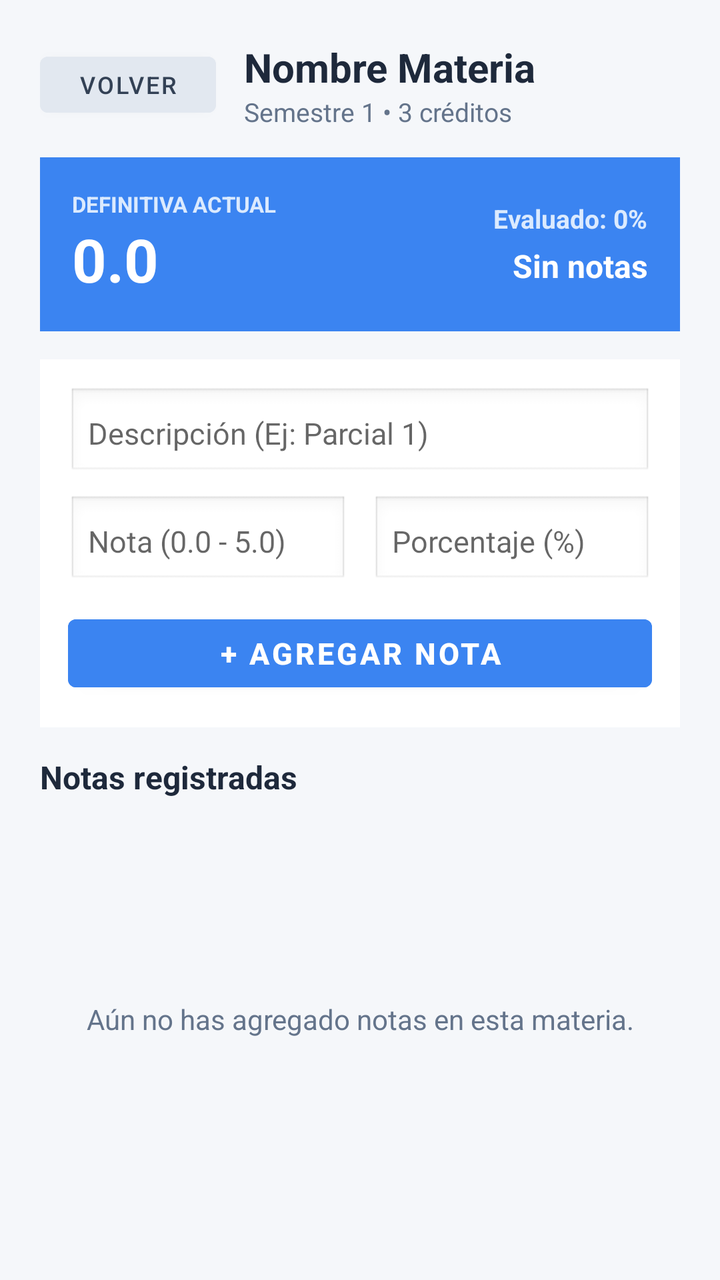
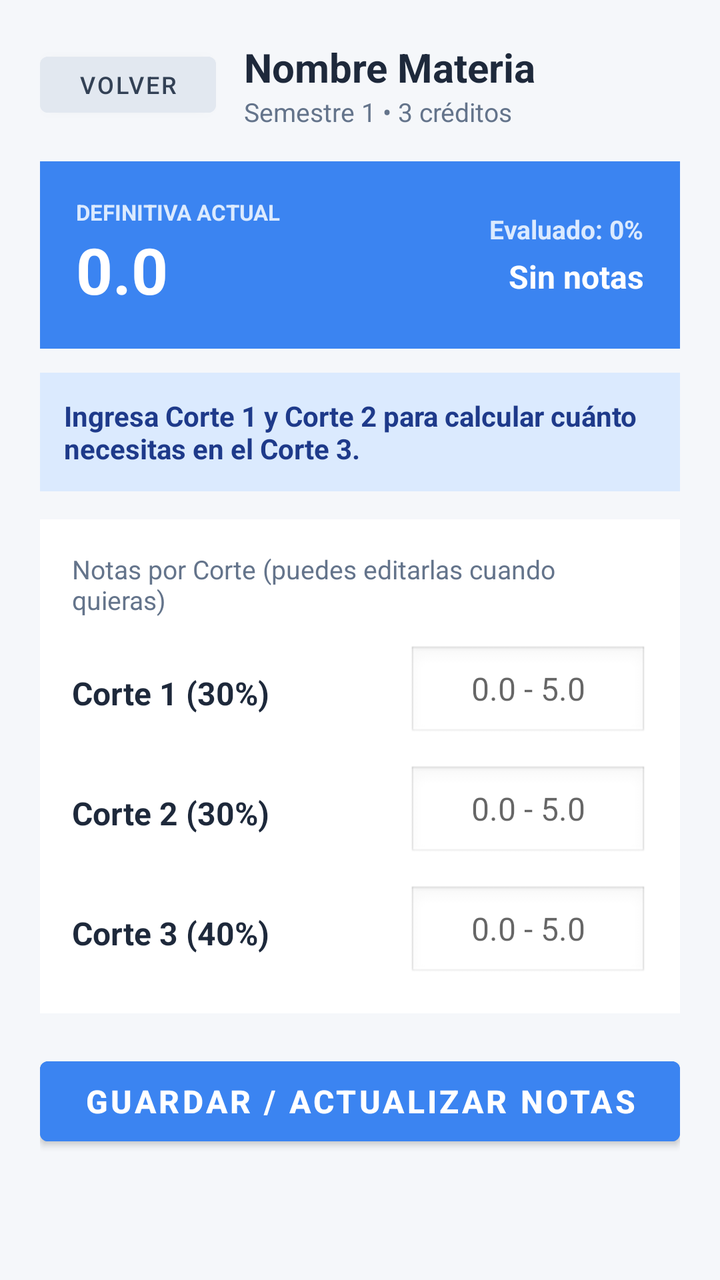

Screens rendered from an Android XML layout before and after an edit, with the pre-edit source and the edit as a unified diff.
<!-- AndroidManifest.xml: application theme Theme.Project_app -->
<!-- res/layout/activity_notas.xml -->
<?xml version="1.0" encoding="utf-8"?>
<LinearLayout xmlns:android="http://schemas.android.com/apk/res/android"
    xmlns:tools="http://schemas.android.com/tools"
    android:id="@+id/main"
    android:layout_width="match_parent"
    android:layout_height="match_parent"
    android:background="#F5F7FA"
    android:orientation="vertical"
    android:padding="20dp"
    tools:context=".actividades.NotasActivity">

    
    <LinearLayout
        android:layout_width="match_parent"
        android:layout_height="wrap_content"
        android:gravity="center_vertical"
        android:orientation="horizontal">

        <Button
            android:id="@+id/btnVolver"
            android:layout_width="wrap_content"
            android:layout_height="40dp"
            android:backgroundTint="#E2E8F0"
            android:text="Volver"
            android:textColor="#334155"
            android:textSize="12sp" />

        <LinearLayout
            android:layout_width="0dp"
            android:layout_height="wrap_content"
            android:layout_marginStart="14dp"
            android:layout_weight="1"
            android:orientation="vertical">

            <TextView
                android:id="@+id/tvTituloMateria"
                android:layout_width="wrap_content"
                android:layout_height="wrap_content"
                android:text="Nombre Materia"
                android:textColor="#1E293B"
                android:textSize="20sp"
                android:textStyle="bold" />

            <TextView
                android:id="@+id/tvSubtituloMateria"
                android:layout_width="wrap_content"
                android:layout_height="wrap_content"
                android:text="Semestre 1 • 3 créditos"
                android:textColor="#64748B"
                android:textSize="13sp" />
        </LinearLayout>
    </LinearLayout>

    
    <LinearLayout
        android:layout_width="match_parent"
        android:layout_height="wrap_content"
        android:layout_marginTop="14dp"
        android:background="#3B84F1"
        android:gravity="center_vertical"
        android:orientation="horizontal"
        android:padding="16dp">

        <LinearLayout
            android:layout_width="0dp"
            android:layout_height="wrap_content"
            android:layout_weight="1"
            android:orientation="vertical">

            <TextView
                android:layout_width="wrap_content"
                android:layout_height="wrap_content"
                android:text="DEFINITIVA ACTUAL"
                android:textColor="#DBEAFE"
                android:textSize="11sp"
                android:textStyle="bold" />

            <TextView
                android:id="@+id/tvDefinitivaMateria"
                android:layout_width="wrap_content"
                android:layout_height="wrap_content"
                android:text="0.0"
                android:textColor="#FFFFFF"
                android:textSize="30sp"
                android:textStyle="bold" />
        </LinearLayout>

        <LinearLayout
            android:layout_width="wrap_content"
            android:layout_height="wrap_content"
            android:gravity="end"
            android:orientation="vertical">

            <TextView
                android:id="@+id/tvPorcentajeAcumulado"
                android:layout_width="wrap_content"
                android:layout_height="wrap_content"
                android:text="Evaluado: 0%"
                android:textColor="#DBEAFE"
                android:textSize="13sp"
                android:textStyle="bold" />

            <TextView
                android:id="@+id/tvEstadoMateria"
                android:layout_width="wrap_content"
                android:layout_height="wrap_content"
                android:layout_marginTop="4dp"
                android:text="Sin notas"
                android:textColor="#FFFFFF"
                android:textSize="16sp"
                android:textStyle="bold" />
        </LinearLayout>
    </LinearLayout>

    
    <LinearLayout
        android:layout_width="match_parent"
        android:layout_height="wrap_content"
        android:layout_marginTop="14dp"
        android:background="#FFFFFF"
        android:orientation="vertical"
        android:padding="14dp">

        <EditText
            android:id="@+id/etNombreNota"
            android:layout_width="match_parent"
            android:layout_height="46dp"
            android:background="@android:drawable/edit_text"
            android:hint="Descripción (Ej: Parcial 1)"
            android:imeOptions="actionNext"
            android:inputType="textCapSentences"
            android:padding="10dp"
            android:textSize="15sp" />

        
        <LinearLayout
            android:layout_width="match_parent"
            android:layout_height="wrap_content"
            android:layout_marginTop="8dp"
            android:orientation="horizontal">

            <EditText
                android:id="@+id/etValorNota"
                android:layout_width="0dp"
                android:layout_height="46dp"
                android:layout_marginEnd="6dp"
                android:layout_weight="1"
                android:background="@android:drawable/edit_text"
                android:hint="Nota (0.0 - 5.0)"
                android:imeOptions="actionNext"
                android:inputType="numberDecimal"
                android:padding="10dp"
                android:textSize="15sp" />

            <EditText
                android:id="@+id/etPorcentajeNota"
                android:layout_width="0dp"
                android:layout_height="46dp"
                android:layout_marginStart="6dp"
                android:layout_weight="1"
                android:background="@android:drawable/edit_text"
                android:hint="Porcentaje (%)"
                android:imeOptions="actionDone"
                android:inputType="numberDecimal"
                android:padding="10dp"
                android:textSize="15sp" />
        </LinearLayout>

        <Button
            android:id="@+id/btnAgregarNota"
            android:layout_width="match_parent"
            android:layout_height="46dp"
            android:layout_marginTop="10dp"
            android:backgroundTint="#3B84F1"
            android:text="+ Agregar Nota"
            android:textColor="#FFFFFF"
            android:textSize="15sp"
            android:textStyle="bold" />
    </LinearLayout>

    
    <TextView
        android:layout_width="wrap_content"
        android:layout_height="wrap_content"
        android:layout_marginTop="14dp"
        android:text="Notas registradas"
        android:textColor="#1E293B"
        android:textSize="16sp"
        android:textStyle="bold" />

    
    <TextView
        android:id="@+id/tvSinNotas"
        android:layout_width="match_parent"
        android:layout_height="0dp"
        android:layout_weight="1"
        android:gravity="center"
        android:text="Aún no has agregado notas en esta materia."
        android:textColor="#64748B"
        android:textSize="14sp" />

    
    <ListView
        android:id="@+id/lvNotas"
        android:layout_width="match_parent"
        android:layout_height="0dp"
        android:layout_marginTop="8dp"
        android:layout_weight="1"
        android:visibility="gone" />

</LinearLayout>
<!-- resources referenced by this layout -->
<resources>
  <style name="Theme.Project_app" parent="Theme.MaterialComponents.Light.NoActionBar" />
</resources>

<!-- the commit's change to res/layout/activity_notas.xml (unified diff, before → after) -->
@@ -1,211 +1,252 @@
 <?xml version="1.0" encoding="utf-8"?>
-<LinearLayout xmlns:android="http://schemas.android.com/apk/res/android"
+<ScrollView xmlns:android="http://schemas.android.com/apk/res/android"
     xmlns:tools="http://schemas.android.com/tools"
     android:id="@+id/main"
     android:layout_width="match_parent"
     android:layout_height="match_parent"
     android:background="#F5F7FA"
-    android:orientation="vertical"
-    android:padding="20dp"
+    android:fillViewport="true"
     tools:context=".actividades.NotasActivity">
 
-    
     <LinearLayout
         android:layout_width="match_parent"
         android:layout_height="wrap_content"
-        android:gravity="center_vertical"
-        android:orientation="horizontal">
-
-        <Button
-            android:id="@+id/btnVolver"
-            android:layout_width="wrap_content"
-            android:layout_height="40dp"
-            android:backgroundTint="#E2E8F0"
-            android:text="Volver"
-            android:textColor="#334155"
-            android:textSize="12sp" />
-
+        android:orientation="vertical"
+        android:padding="20dp">
+
+        
         <LinearLayout
-            android:layout_width="0dp"
-            android:layout_height="wrap_content"
-            android:layout_marginStart="14dp"
-            android:layout_weight="1"
-            android:orientation="vertical">
+            android:layout_width="match_parent"
+            android:layout_height="wrap_content"
+            android:gravity="center_vertical"
+            android:orientation="horizontal">
+
+            <Button
+                android:id="@+id/btnVolver"
+                android:layout_width="wrap_content"
+                android:layout_height="40dp"
+                android:backgroundTint="#E2E8F0"
+                android:text="Volver"
+                android:textColor="#334155"
+                android:textSize="12sp" />
+
+            <LinearLayout
+                android:layout_width="0dp"
+                android:layout_height="wrap_content"
+                android:layout_marginStart="14dp"
+                android:layout_weight="1"
+                android:orientation="vertical">
+
+                <TextView
+                    android:id="@+id/tvTituloMateria"
+                    android:layout_width="wrap_content"
+                    android:layout_height="wrap_content"
+                    android:text="Nombre Materia"
+                    android:textColor="#1E293B"
+                    android:textSize="20sp"
+                    android:textStyle="bold" />
+
+                <TextView
+                    android:id="@+id/tvSubtituloMateria"
+                    android:layout_width="wrap_content"
+                    android:layout_height="wrap_content"
+                    android:text="Semestre 1 • 3 créditos"
+                    android:textColor="#64748B"
+                    android:textSize="13sp" />
+            </LinearLayout>
+        </LinearLayout>
+
+        
+        <LinearLayout
+            android:layout_width="match_parent"
+            android:layout_height="wrap_content"
+            android:layout_marginTop="16dp"
+            android:background="#3B84F1"
+            android:gravity="center_vertical"
+            android:orientation="horizontal"
+            android:padding="18dp">
+
+            <LinearLayout
+                android:layout_width="0dp"
+                android:layout_height="wrap_content"
+                android:layout_weight="1"
+                android:orientation="vertical">
+
+                <TextView
+                    android:layout_width="wrap_content"
+                    android:layout_height="wrap_content"
+                    android:text="DEFINITIVA ACTUAL"
+                    android:textColor="#DBEAFE"
+                    android:textSize="11sp"
+                    android:textStyle="bold" />
+
+                <TextView
+                    android:id="@+id/tvDefinitivaMateria"
+                    android:layout_width="wrap_content"
+                    android:layout_height="wrap_content"
+                    android:text="0.0"
+                    android:textColor="#FFFFFF"
+                    android:textSize="32sp"
+                    android:textStyle="bold" />
+            </LinearLayout>
+
+            <LinearLayout
+                android:layout_width="wrap_content"
+                android:layout_height="wrap_content"
+                android:gravity="end"
+                android:orientation="vertical">
+
+                <TextView
+                    android:id="@+id/tvPorcentajeAcumulado"
+                    android:layout_width="wrap_content"
+                    android:layout_height="wrap_content"
+                    android:text="Evaluado: 0%"
+                    android:textColor="#DBEAFE"
+                    android:textSize="13sp"
+                    android:textStyle="bold" />
+
+                <TextView
+                    android:id="@+id/tvEstadoMateria"
+                    android:layout_width="wrap_content"
+                    android:layout_height="wrap_content"
+                    android:layout_marginTop="4dp"
+                    android:text="Sin notas"
+                    android:textColor="#FFFFFF"
+                    android:textSize="16sp"
+                    android:textStyle="bold" />
+            </LinearLayout>
+        </LinearLayout>
+
+        
+        <TextView
+            android:id="@+id/tvProyeccion"
+            android:layout_width="match_parent"
+            android:layout_height="wrap_content"
+            android:layout_marginTop="12dp"
+            android:background="#DBEAFE"
+            android:padding="12dp"
+            android:text="Ingresa Corte 1 y Corte 2 para calcular cuánto necesitas en el Corte 3."
+            android:textColor="#1E3A8A"
+            android:textSize="14sp"
+            android:textStyle="bold" />
+
+        
+        <LinearLayout
+            android:layout_width="match_parent"
+            android:layout_height="wrap_content"
+            android:layout_marginTop="14dp"
+            android:background="#FFFFFF"
+            android:orientation="vertical"
+            android:padding="16dp">
 
             <TextView
-                android:id="@+id/tvTituloMateria"
                 android:layout_width="wrap_content"
                 android:layout_height="wrap_content"
-                android:text="Nombre Materia"
-                android:textColor="#1E293B"
-                android:textSize="20sp"
-                android:textStyle="bold" />
-
-            <TextView
-                android:id="@+id/tvSubtituloMateria"
-                android:layout_width="wrap_content"
-                android:layout_height="wrap_content"
-                android:text="Semestre 1 • 3 créditos"
+                android:text="Notas por Corte (puedes editarlas cuando quieras)"
                 android:textColor="#64748B"
                 android:textSize="13sp" />
+
+            
+            <LinearLayout
+                android:layout_width="match_parent"
+                android:layout_height="wrap_content"
+                android:layout_marginTop="14dp"
+                android:gravity="center_vertical"
+                android:orientation="horizontal">
+
+                <TextView
+                    android:layout_width="0dp"
+                    android:layout_height="wrap_content"
+                    android:layout_weight="1"
+                    android:text="Corte 1 (30%)"
+                    android:textColor="#1E293B"
+                    android:textSize="16sp"
+                    android:textStyle="bold" />
+
+                <EditText
+                    android:id="@+id/etCorte1"
+                    android:layout_width="120dp"
+                    android:layout_height="48dp"
+                    android:background="@android:drawable/edit_text"
+                    android:gravity="center"
+                    android:hint="0.0 - 5.0"
+                    android:imeOptions="actionNext"
+                    android:inputType="numberDecimal"
+                    android:textSize="16sp" />
+            </LinearLayout>
+
+            
+            <LinearLayout
+                android:layout_width="match_parent"
+                android:layout_height="wrap_content"
+                android:layout_marginTop="12dp"
+                android:gravity="center_vertical"
+                android:orientation="horizontal">
+
+                <TextView
+                    android:layout_width="0dp"
+                    android:layout_height="wrap_content"
+                    android:layout_weight="1"
+                    android:text="Corte 2 (30%)"
+                    android:textColor="#1E293B"
+                    android:textSize="16sp"
+                    android:textStyle="bold" />
+
+                <EditText
+                    android:id="@+id/etCorte2"
+                    android:layout_width="120dp"
+                    android:layout_height="48dp"
+                    android:background="@android:drawable/edit_text"
+                    android:gravity="center"
+                    android:hint="0.0 - 5.0"
+                    android:imeOptions="actionNext"
+                    android:inputType="numberDecimal"
+                    android:textSize="16sp" />
+            </LinearLayout>
+
+            
+            <LinearLayout
+                android:layout_width="match_parent"
+                android:layout_height="wrap_content"
+                android:layout_marginTop="12dp"
+                android:gravity="center_vertical"
+                android:orientation="horizontal">
+
+                <TextView
+                    android:layout_width="0dp"
+                    android:layout_height="wrap_content"
+                    android:layout_weight="1"
+                    android:text="Corte 3 (40%)"
+                    android:textColor="#1E293B"
+                    android:textSize="16sp"
+                    android:textStyle="bold" />
+
+                <EditText
+                    android:id="@+id/etCorte3"
+                    android:layout_width="120dp"
+                    android:layout_height="48dp"
+                    android:background="@android:drawable/edit_text"
+                    android:gravity="center"
+                    android:hint="0.0 - 5.0"
+                    android:imeOptions="actionDone"
+                    android:inputType="numberDecimal"
+                    android:textSize="16sp" />
+            </LinearLayout>
+
         </LinearLayout>
+
+        
+        <Button
+            android:id="@+id/btnGuardarNotas"
+            android:layout_width="match_parent"
+            android:layout_height="52dp"
+            android:layout_marginTop="18dp"
+            android:backgroundTint="#3B84F1"
+            android:text="Guardar / Actualizar Notas"
+            android:textColor="#FFFFFF"
+            android:textSize="16sp"
+            android:textStyle="bold" />
+
     </LinearLayout>
 
-    
-    <LinearLayout
-        android:layout_width="match_parent"
-        android:layout_height="wrap_content"
-        android:layout_marginTop="14dp"
-        android:background="#3B84F1"
-        android:gravity="center_vertical"
-        android:orientation="horizontal"
-        android:padding="16dp">
-
-        <LinearLayout
-            android:layout_width="0dp"
-            android:layout_height="wrap_content"
-            android:layout_weight="1"
-            android:orientation="vertical">
-
-            <TextView
-                android:layout_width="wrap_content"
-                android:layout_height="wrap_content"
-                android:text="DEFINITIVA ACTUAL"
-                android:textColor="#DBEAFE"
-                android:textSize="11sp"
-                android:textStyle="bold" />
-
-            <TextView
-                android:id="@+id/tvDefinitivaMateria"
-                android:layout_width="wrap_content"
-                android:layout_height="wrap_content"
-                android:text="0.0"
-                android:textColor="#FFFFFF"
-                android:textSize="30sp"
-                android:textStyle="bold" />
-        </LinearLayout>
-
-        <LinearLayout
-            android:layout_width="wrap_content"
-            android:layout_height="wrap_content"
-            android:gravity="end"
-            android:orientation="vertical">
-
-            <TextView
-                android:id="@+id/tvPorcentajeAcumulado"
-                android:layout_width="wrap_content"
-                android:layout_height="wrap_content"
-                android:text="Evaluado: 0%"
-                android:textColor="#DBEAFE"
-                android:textSize="13sp"
-                android:textStyle="bold" />
-
-            <TextView
-                android:id="@+id/tvEstadoMateria"
-                android:layout_width="wrap_content"
-                android:layout_height="wrap_content"
-                android:layout_marginTop="4dp"
-                android:text="Sin notas"
-                android:textColor="#FFFFFF"
-                android:textSize="16sp"
-                android:textStyle="bold" />
-        </LinearLayout>
-    </LinearLayout>
-
-    
-    <LinearLayout
-        android:layout_width="match_parent"
-        android:layout_height="wrap_content"
-        android:layout_marginTop="14dp"
-        android:background="#FFFFFF"
-        android:orientation="vertical"
-        android:padding="14dp">
-
-        <EditText
-            android:id="@+id/etNombreNota"
-            android:layout_width="match_parent"
-            android:layout_height="46dp"
-            android:background="@android:drawable/edit_text"
-            android:hint="Descripción (Ej: Parcial 1)"
-            android:imeOptions="actionNext"
-            android:inputType="textCapSentences"
-            android:padding="10dp"
-            android:textSize="15sp" />
-
-        
-        <LinearLayout
-            android:layout_width="match_parent"
-            android:layout_height="wrap_content"
-            android:layout_marginTop="8dp"
-            android:orientation="horizontal">
-
-            <EditText
-                android:id="@+id/etValorNota"
-                android:layout_width="0dp"
-                android:layout_height="46dp"
-                android:layout_marginEnd="6dp"
-                android:layout_weight="1"
-                android:background="@android:drawable/edit_text"
-                android:hint="Nota (0.0 - 5.0)"
-                android:imeOptions="actionNext"
-                android:inputType="numberDecimal"
-                android:padding="10dp"
-                android:textSize="15sp" />
-
-            <EditText
-                android:id="@+id/etPorcentajeNota"
-                android:layout_width="0dp"
-                android:layout_height="46dp"
-                android:layout_marginStart="6dp"
-                android:layout_weight="1"
-                android:background="@android:drawable/edit_text"
-                android:hint="Porcentaje (%)"
-                android:imeOptions="actionDone"
-                android:inputType="numberDecimal"
-                android:padding="10dp"
-                android:textSize="15sp" />
-        </LinearLayout>
-
-        <Button
-            android:id="@+id/btnAgregarNota"
-            android:layout_width="match_parent"
-            android:layout_height="46dp"
-            android:layout_marginTop="10dp"
-            android:backgroundTint="#3B84F1"
-            android:text="+ Agregar Nota"
-            android:textColor="#FFFFFF"
-            android:textSize="15sp"
-            android:textStyle="bold" />
-    </LinearLayout>
-
-    
-    <TextView
-        android:layout_width="wrap_content"
-        android:layout_height="wrap_content"
-        android:layout_marginTop="14dp"
-        android:text="Notas registradas"
-        android:textColor="#1E293B"
-        android:textSize="16sp"
-        android:textStyle="bold" />
-
-    
-    <TextView
-        android:id="@+id/tvSinNotas"
-        android:layout_width="match_parent"
-        android:layout_height="0dp"
-        android:layout_weight="1"
-        android:gravity="center"
-        android:text="Aún no has agregado notas en esta materia."
-        android:textColor="#64748B"
-        android:textSize="14sp" />
-
-    
-    <ListView
-        android:id="@+id/lvNotas"
-        android:layout_width="match_parent"
-        android:layout_height="0dp"
-        android:layout_marginTop="8dp"
-        android:layout_weight="1"
-        android:visibility="gone" />
-
-</LinearLayout>
+</ScrollView>
